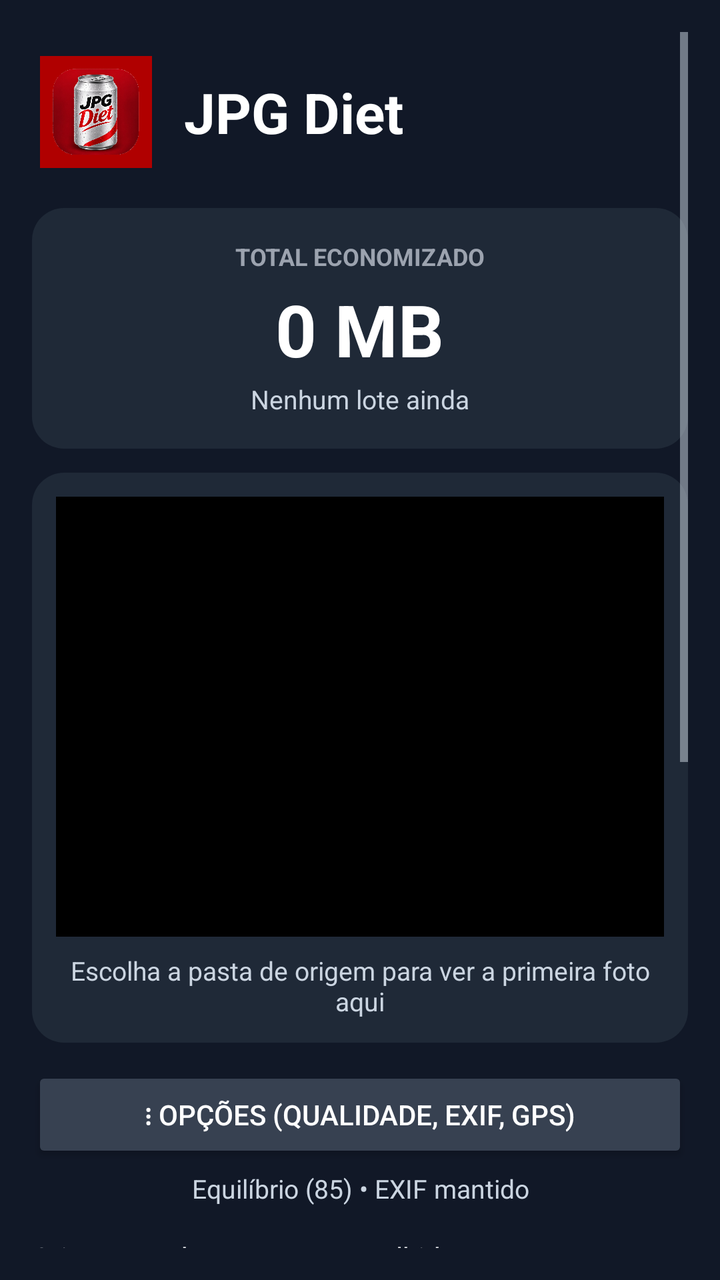
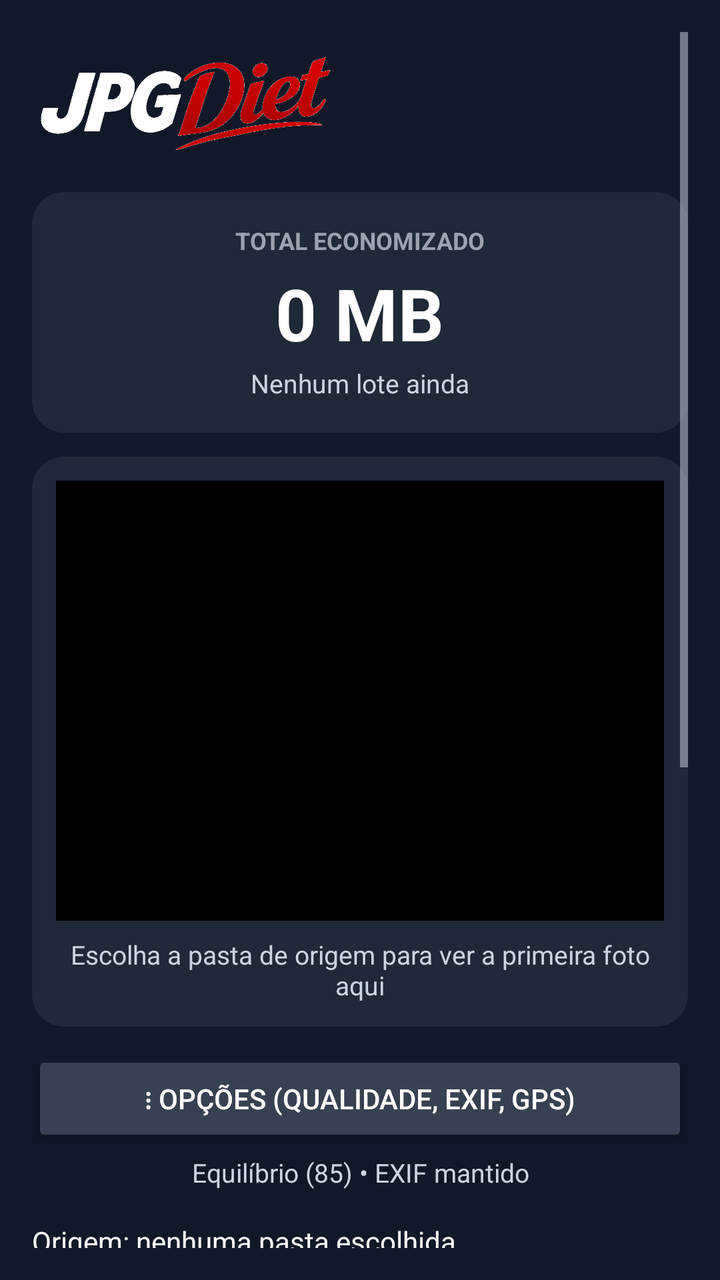

Screens rendered from an Android XML layout before and after an edit, with the pre-edit source and the edit as a unified diff.
<!-- AndroidManifest.xml: application theme Theme.JpgOtimiza -->
<!-- res/layout/activity_main.xml -->
<?xml version="1.0" encoding="utf-8"?>
<ScrollView xmlns:android="http://schemas.android.com/apk/res/android"
    android:layout_width="match_parent"
    android:layout_height="match_parent"
    android:background="#111827"
    android:padding="16dp">

    <LinearLayout
        android:layout_width="match_parent"
        android:layout_height="wrap_content"
        android:orientation="vertical">


        <LinearLayout
            android:layout_width="match_parent"
            android:layout_height="wrap_content"
            android:layout_marginTop="8dp"
            android:gravity="center_vertical"
            android:orientation="horizontal">

            <ImageView
                android:layout_width="64dp"
                android:layout_height="64dp"
                android:layout_marginEnd="12dp"
                android:contentDescription="Logo JPG Diet"
                android:padding="4dp"
                android:scaleType="centerCrop"
                android:src="@drawable/ic_launcher_photo" />

            <TextView
                android:layout_width="wrap_content"
                android:layout_height="wrap_content"
                android:text="JPG Diet"
                android:textColor="#FFFFFF"
                android:textSize="28sp"
                android:textStyle="bold" />

        </LinearLayout>

        
        <LinearLayout
            android:layout_width="match_parent"
            android:layout_height="wrap_content"
            android:layout_marginTop="16dp"
            android:background="@drawable/card_dark"
            android:gravity="center_horizontal"
            android:orientation="vertical"
            android:padding="16dp">

            <TextView
                android:layout_width="wrap_content"
                android:layout_height="wrap_content"
                android:text="TOTAL ECONOMIZADO"
                android:textColor="#9CA3AF"
                android:textSize="12sp"
                android:textStyle="bold" />

            <TextView
                android:id="@+id/txtSavedTotal"
                android:layout_width="wrap_content"
                android:layout_height="wrap_content"
                android:layout_marginTop="4dp"
                android:text="0 MB"
                android:textColor="#FFFFFF"
                android:textSize="36sp"
                android:textStyle="bold" />

            <TextView
                android:id="@+id/txtSavedDetail"
                android:layout_width="wrap_content"
                android:layout_height="wrap_content"
                android:layout_marginTop="2dp"
                android:text="Nenhum lote ainda"
                android:textColor="#CBD5E1"
                android:textSize="13sp" />
        </LinearLayout>

        
        <LinearLayout
            android:layout_width="match_parent"
            android:layout_height="wrap_content"
            android:layout_marginTop="12dp"
            android:background="@drawable/card_dark"
            android:orientation="vertical"
            android:padding="12dp">

            <ImageView
                android:id="@+id/imgPreview"
                android:layout_width="match_parent"
                android:layout_height="220dp"
                android:background="#000000"
                android:contentDescription="Prévia da primeira foto da pasta de origem"
                android:scaleType="centerCrop" />

            <TextView
                android:id="@+id/txtPreviewHint"
                android:layout_width="match_parent"
                android:layout_height="wrap_content"
                android:layout_marginTop="8dp"
                android:gravity="center_horizontal"
                android:text="Escolha a pasta de origem para ver a primeira foto aqui"
                android:textColor="#CBD5E1"
                android:textSize="13sp" />
        </LinearLayout>

        <Button
            android:id="@+id/btnOptions"
            android:layout_width="match_parent"
            android:layout_height="wrap_content"
            android:layout_marginTop="12dp"
            android:backgroundTint="#374151"
            android:text="⋮ Opções (qualidade, EXIF, GPS)"
            android:textColor="#FFFFFF" />

        <TextView
            android:id="@+id/txtOptionsSummary"
            android:layout_width="match_parent"
            android:layout_height="wrap_content"
            android:layout_marginTop="4dp"
            android:gravity="center_horizontal"
            android:text="Equilíbrio (85) • EXIF mantido"
            android:textColor="#CBD5E1"
            android:textSize="13sp" />

        <TextView
            android:id="@+id/txtSource"
            android:layout_width="match_parent"
            android:layout_height="wrap_content"
            android:layout_marginTop="16dp"
            android:text="Origem: nenhuma pasta escolhida"
            android:textColor="#F8FAFC" />

        <Button
            android:id="@+id/btnSource"
            android:layout_width="match_parent"
            android:layout_height="wrap_content"
            android:backgroundTint="#374151"
            android:text="1) Escolher pasta de origem (JPGs)"
            android:textColor="#FFFFFF" />

        <TextView
            android:id="@+id/txtDest"
            android:layout_width="match_parent"
            android:layout_height="wrap_content"
            android:layout_marginTop="12dp"
            android:text="Destino: nenhuma pasta escolhida"
            android:textColor="#F8FAFC" />

        <Button
            android:id="@+id/btnDest"
            android:layout_width="match_parent"
            android:layout_height="wrap_content"
            android:backgroundTint="#374151"
            android:text="2) Escolher pasta de destino"
            android:textColor="#FFFFFF" />



        <Button
            android:id="@+id/btnAnalyze"
            android:layout_width="match_parent"
            android:layout_height="wrap_content"
            android:layout_marginTop="16dp"
            android:backgroundTint="#374151"
            android:text="Analisar pasta"
            android:textColor="#FFFFFF" />

        <Button
            android:id="@+id/btnOptimize"
            android:layout_width="match_parent"
            android:layout_height="wrap_content"
            android:backgroundTint="#DC2626"
            android:text="OTIMIZAR LOTE"
            android:textColor="#FFFFFF"
            android:textStyle="bold" />

        <ProgressBar
            android:id="@+id/progress"
            style="?android:attr/progressBarStyleHorizontal"
            android:layout_width="match_parent"
            android:layout_height="wrap_content"
            android:layout_marginTop="8dp"
            android:max="100"
            android:progressTint="#DC2626" />

        <TextView
            android:id="@+id/txtStatus"
            android:layout_width="match_parent"
            android:layout_height="wrap_content"
            android:layout_marginTop="8dp"
            android:text="Pronto."
            android:textColor="#F8FAFC" />

        <TextView
            android:id="@+id/txtCurrent"
            android:layout_width="match_parent"
            android:layout_height="wrap_content"
            android:layout_marginTop="4dp"
            android:text=""
            android:textColor="#CBD5E1" />

        <TextView
            android:id="@+id/txtSummary"
            android:layout_width="match_parent"
            android:layout_height="wrap_content"
            android:layout_marginTop="12dp"
            android:text=""
            android:textColor="#F8FAFC" />

        <TextView
            android:layout_width="match_parent"
            android:layout_height="wrap_content"
            android:layout_marginTop="16dp"
            android:text="Teste primeiro com uma pasta-cópia pequena, não direto na pasta original do evento. Confira o resultado em 100% antes de entregar. Mantenha o app aberto durante o lote."
            android:textColor="#CBD5E1" />

    </LinearLayout>
</ScrollView>
<!-- resources referenced by this layout -->
<resources>
  <!-- drawable card_dark (drawable) -->
  <?xml version="1.0" encoding="utf-8"?>
  <shape xmlns:android="http://schemas.android.com/apk/res/android"
      android:shape="rectangle">
      <solid android:color="#1F2937" />
      <corners android:radius="16dp" />
  </shape>
  <!-- drawable ic_launcher_photo: png bitmap (drawable, 400938 bytes) -->
  <style name="Theme.JpgOtimiza" parent="Theme.Material3.Dark.NoActionBar">
          <item name="colorPrimary">#DC2626</item>
          <item name="colorOnPrimary">#FFFFFF</item>
          <item name="colorPrimaryDark">#111827</item>
          <item name="colorAccent">#DC2626</item>
          <item name="android:windowBackground">#111827</item>
          <item name="android:textColor">#F8FAFC</item>
          <item name="android:textColorSecondary">#CBD5E1</item>
      </style>
</resources>

<!-- the commit's change to res/layout/activity_main.xml (unified diff, before → after) -->
@@ -11,31 +11,15 @@
         android:orientation="vertical">
 
 
-        <LinearLayout
-            android:layout_width="match_parent"
-            android:layout_height="wrap_content"
+        <ImageView
+            android:layout_width="wrap_content"
+            android:layout_height="56dp"
             android:layout_marginTop="8dp"
-            android:gravity="center_vertical"
-            android:orientation="horizontal">
-
-            <ImageView
-                android:layout_width="64dp"
-                android:layout_height="64dp"
-                android:layout_marginEnd="12dp"
-                android:contentDescription="Logo JPG Diet"
-                android:padding="4dp"
-                android:scaleType="centerCrop"
-                android:src="@drawable/ic_launcher_photo" />
-
-            <TextView
-                android:layout_width="wrap_content"
-                android:layout_height="wrap_content"
-                android:text="JPG Diet"
-                android:textColor="#FFFFFF"
-                android:textSize="28sp"
-                android:textStyle="bold" />
-
-        </LinearLayout>
+            android:adjustViewBounds="true"
+            android:contentDescription="Logo JPG Diet"
+            android:padding="4dp"
+            android:scaleType="fitCenter"
+            android:src="@drawable/logo_jpg_diet" />
 
         
         <LinearLayout
<!-- resource entries referenced after the edit -->
@@ -7,7 +7,7 @@
       <solid android:color="#1F2937" />
       <corners android:radius="16dp" />
   </shape>
-  <!-- drawable ic_launcher_photo: png bitmap (drawable, 400938 bytes) -->
+  <!-- drawable logo_jpg_diet: png bitmap (drawable, 414964 bytes) -->
   <style name="Theme.JpgOtimiza" parent="Theme.Material3.Dark.NoActionBar">
           <item name="colorPrimary">#DC2626</item>
           <item name="colorOnPrimary">#FFFFFF</item>
